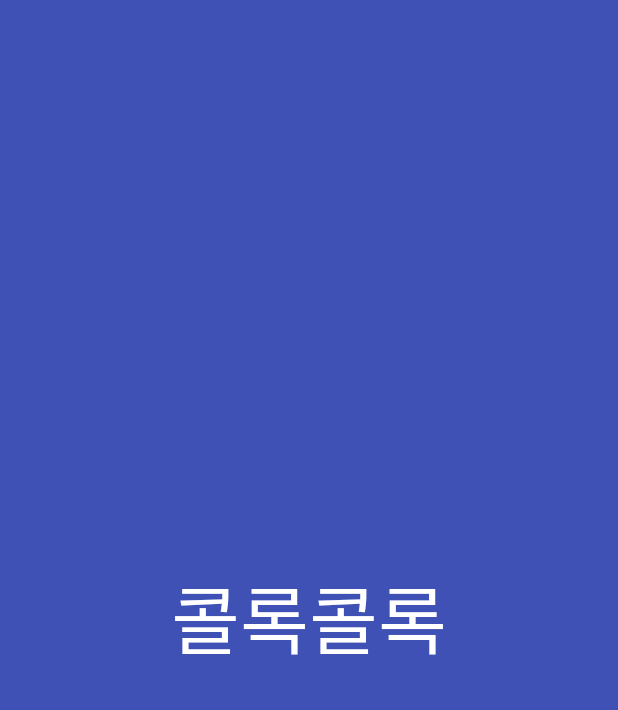
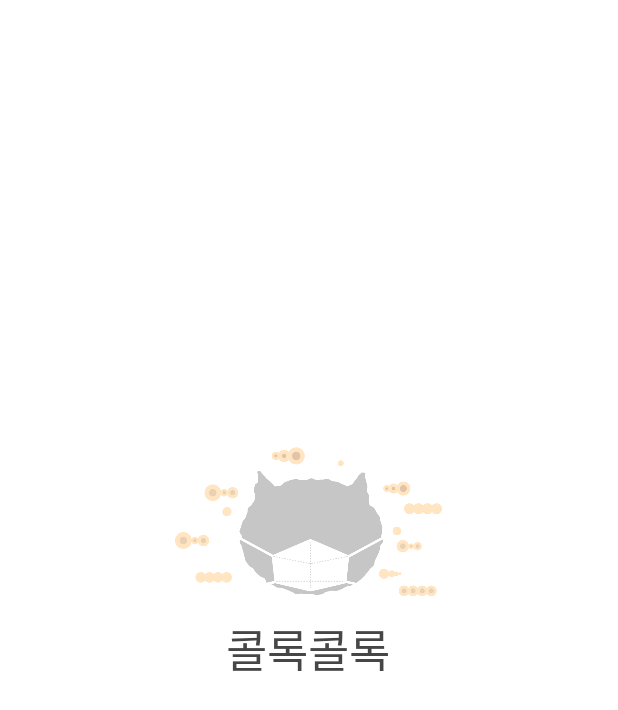
Before and after one commit to mo-mu/callrock, an Android app: the SplashActivity screen opened directly, with no data from a screen before it, on a phone screen of 412 x 824 dp. Shown: the top 710 px of the screen. Run offline under Robolectric (Android 15) with nearby library versions, the phone set to English and light mode, and no system bars; our stand-ins replace ButterKnife, Volley; network calls fail; Roboto replaces fonts that are not available here; 3 statements that could not run were skipped.

Commit message:
0. 스플래시 변경 1. 앱 전체 색 변경 2. 이미지 추가

```diff
--- a/app/src/main/java/com/momu/callrock/activity/SplashActivity.java
+++ b/app/src/main/java/com/momu/callrock/activity/SplashActivity.java
@@ -2,10 +2,13 @@ package com.momu.callrock.activity;
 
 import android.content.Intent;
 import android.content.SharedPreferences;
+import android.graphics.Typeface;
 import android.os.Bundle;
 import android.os.Handler;
+import android.provider.Settings;
 import android.support.annotation.Nullable;
 import android.support.v7.app.AppCompatActivity;
+import android.widget.TextView;
 
 import com.android.volley.Request;
 import com.android.volley.RequestQueue;
@@ -14,12 +17,17 @@ import com.android.volley.VolleyError;
 import com.android.volley.toolbox.JsonObjectRequest;
 import com.android.volley.toolbox.Volley;
 import com.momu.callrock.R;
+import com.momu.callrock.config.CConfig;
 import com.momu.callrock.constant.CConstants;
+import com.momu.callrock.sql.SQLiteHelper;
 import com.momu.callrock.utility.LogHelper;
 
 import org.json.JSONArray;
 import org.json.JSONException;
 import org.json.JSONObject;
+
+import butterknife.BindView;
+import butterknife.ButterKnife;
 
 /**
  * 스플레시 페이지
@@ -29,20 +37,32 @@ public class SplashActivity extends AppCompatActivity {
 
     private static final String TAG = "SplashActivity";
 
+    @BindView(R.id.txtTitle) TextView txtTitle;
     @Override
     protected void onCreate(@Nullable Bundle savedInstanceState) {
         super.onCreate(savedInstanceState);
         setContentView(R.layout.activity_splash);
+        ButterKnife.bind(this);
+
+        SQLiteHelper sqLiteHelper = new SQLiteHelper(getApplicationContext(),"whole_city.db",null,1);
+        try{
+         sqLiteHelper.setInitData();
+        }catch (Exception e){
+            System.err.print(e.toString());
+        }
+
+        Typeface typeFace1 = Typeface.createFromAsset(getAssets(), CConfig.FONT_NANUM_MYEONGJO);
+        txtTitle.setTypeface(typeFace1);
 
         getObserve();
-//        new Handler().postDelayed(new Runnable() {
-//            @Override
-//            public void run() {
-//
-////                startActivity(new Intent(SplashActivity.this, MainActivity.class));
-////                finish();
-//            }
-//        }, 500);
+        new Handler().postDelayed(new Runnable() {
+            @Override
+            public void run() {
+
+                startActivity(new Intent(SplashActivity.this, MainActivity.class));
+                finish();
+            }
+        }, 500);
     }
 
 
@@ -81,8 +101,8 @@ public class SplashActivity extends AppCompatActivity {
                     e.printStackTrace();
                 }
 
-                startActivity(new Intent(SplashActivity.this, MainActivity.class));
-                finish();
+        //        startActivity(new Intent(SplashActivity.this, MainActivity.class));
+         //       finish();
             }
         }, new Response.ErrorListener() {
             @Override
--- /dev/null
+++ b/app/src/main/java/com/momu/callrock/config/CConfig.java
@@ -0,0 +1,9 @@
+package com.momu.callrock.config;
+
+/**
+ * Created by songmho on 2017. 8. 12..
+ */
+
+public class CConfig {
+    public static final String FONT_NANUM_MYEONGJO = "fonts/NanumMyeongjoExtraBold.otf";
+}
--- a/app/src/main/java/com/momu/callrock/sql/SQLiteHelper.java
+++ b/app/src/main/java/com/momu/callrock/sql/SQLiteHelper.java
@@ -1,12 +1,14 @@
 package com.momu.callrock.sql;
 
 import android.content.Context;
+import android.content.res.Resources;
 import android.database.Cursor;
 import android.database.sqlite.SQLiteDatabase;
 import android.database.sqlite.SQLiteOpenHelper;
 
 import com.momu.callrock.item.WholeCity;
 
+import java.io.File;
 import java.util.ArrayList;
 import java.util.List;
 
--- a/app/src/main/res/layout/activity_splash.xml
+++ b/app/src/main/res/layout/activity_splash.xml
@@ -1,15 +1,32 @@
 <?xml version="1.0" encoding="utf-8"?>
-<LinearLayout xmlns:android="http://schemas.android.com/apk/res/android"
+<RelativeLayout xmlns:android="http://schemas.android.com/apk/res/android"
               android:layout_width="match_parent"
               android:layout_height="match_parent"
-              android:background="@color/colorPrimary"
+              android:background="@color/white"
+              android:fitsSystemWindows="true"
               android:gravity="center"
               android:orientation="vertical">
 
-    <TextView
+    <LinearLayout
         android:layout_width="wrap_content"
         android:layout_height="wrap_content"
-        android:text="콜록콜록"
-        android:textColor="@android:color/white"
-        android:textSize="50sp"/>
-</LinearLayout>
+        android:orientation="vertical"
+        android:layout_marginBottom="70dp">
+
+        <ImageView
+            android:layout_width="178dp"
+            android:layout_height="100dp"
+            android:src="@drawable/splash_img"/>
+        <TextView
+            android:id="@+id/txtTitle"
+            android:layout_width="wrap_content"
+            android:layout_height="wrap_content"
+            android:text="콜록콜록"
+            android:fontFamily=""
+            android:textColor="@color/textColor"
+            android:layout_gravity="center"
+            android:layout_marginTop="12dp"
+            android:textSize="30sp"/>
+
+    </LinearLayout>
+</RelativeLayout>
--- a/app/src/main/res/values/colors.xml
+++ b/app/src/main/res/values/colors.xml
@@ -1,8 +1,9 @@
 <?xml version="1.0" encoding="utf-8"?>
 <resources>
-    <color name="colorPrimary">#3F51B5</color>
-    <color name="colorPrimaryDark">#303F9F</color>
+    <color name="colorPrimary">#ffffff</color>
+    <color name="colorPrimaryDark">#cccccc</color>
     <color name="colorAccent">#FF4081</color>
 
     <color name="white">#ffffff</color>
+    <color name="textColor">#464646</color>
 </resources>
```
Also changed, not shown: app/src/main/res/drawable-hdpi/splash_img.png (added), 2 other files.
